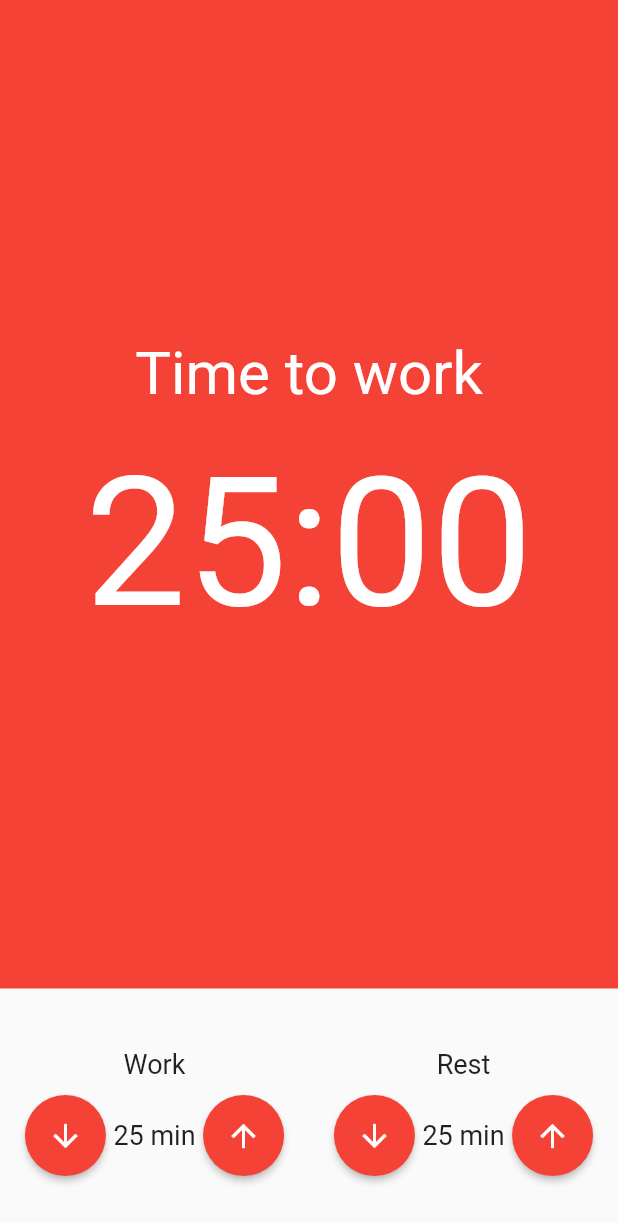
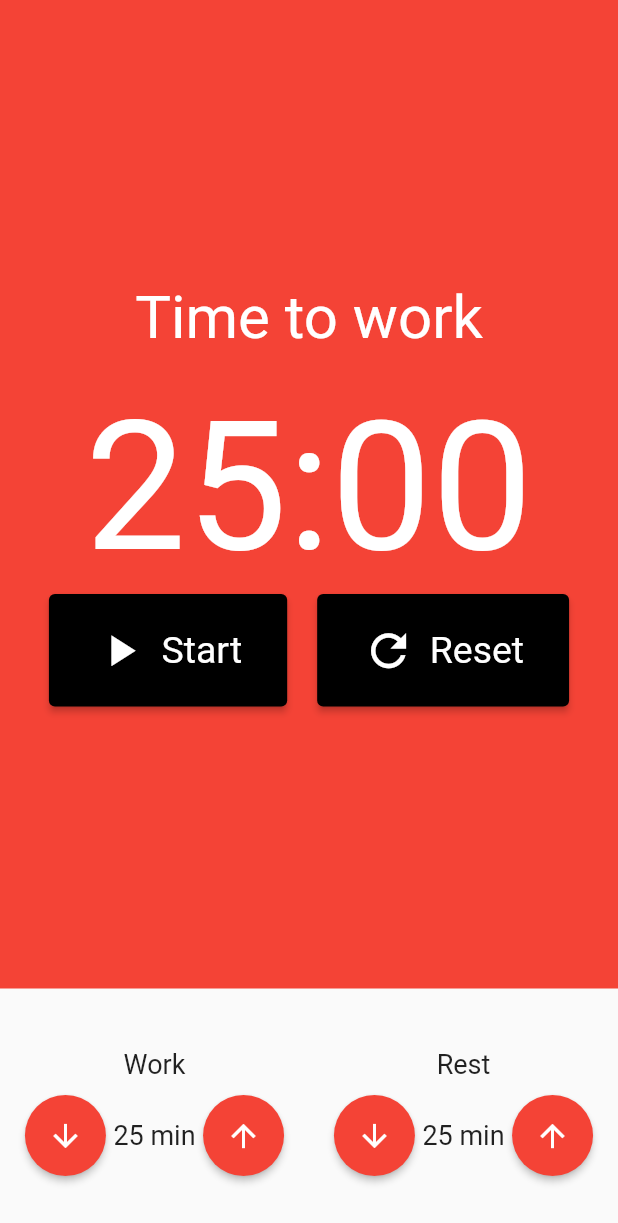
Before and after one commit to HenriqueCisi/project_pomodoro, a Flutter app: the screen it shows after launch, on a phone screen of 412 x 824 dp. Shown: the top 1223 px of the screen. Run offline on Flutter 3.47's test engine with Material 2 defaults, Android fonts, the phone set to English and light mode, and no system bars; our stand-ins replace flutter_mobx, mobx; generated files the repository leaves out were written again.

Commit message:
adds cronometer button

```diff
--- a/lib/components/cronometer.dart
+++ b/lib/components/cronometer.dart
@@ -1,6 +1,7 @@
 import 'package:flutter/material.dart';
 import 'package:flutter/src/widgets/framework.dart';
 import 'package:flutter/src/widgets/placeholder.dart';
+import 'package:project_pomodoro/components/cronometer_button.dart';
 
 class Cronometer extends StatelessWidget {
   const Cronometer({super.key});
@@ -12,20 +13,46 @@ class Cronometer extends StatelessWidget {
       child: Column(
           mainAxisAlignment: MainAxisAlignment.center,
           crossAxisAlignment: CrossAxisAlignment.center,
-          children: const [
-            Text(
+          children: [
+            const Text(
               'Time to work',
               style: TextStyle(
                 fontSize: 40,
                 color: Colors.white,
               ),
             ),
-            SizedBox(
+            const SizedBox(
               height: 20,
             ),
-            Text(
+            const Text(
               '25:00',
               style: TextStyle(fontSize: 120, color: Colors.white),
+            ),
+            Row(
+              mainAxisAlignment: MainAxisAlignment.center,
+              children: const [
+                Padding(
+                  padding: EdgeInsets.only(right: 10),
+                  child: CronometerButton(
+                    label: 'Start',
+                    icon: Icons.play_arrow,
+                  ),
+                ),
+                // Padding(
+                //   padding: EdgeInsets.all(10),
+                //   child: CronometerButton(
+                //     label: 'Stop',
+                //     icon: Icons.stop,
+                //   ),
+                // ),
+                Padding(
+                  padding: EdgeInsets.only(left: 10),
+                  child: CronometerButton(
+                    label: 'Reset',
+                    icon: Icons.refresh,
+                  ),
+                ),
+              ],
             )
           ]),
     );
--- /dev/null
+++ b/lib/components/cronometer_button.dart
@@ -0,0 +1,32 @@
+import 'package:flutter/material.dart';
+
+class CronometerButton extends StatelessWidget {
+  const CronometerButton({required this.label, required this.icon, super.key});
+
+  final String label;
+  final IconData icon;
+
+  @override
+  Widget build(BuildContext context) {
+    return ElevatedButton(
+      style: ElevatedButton.styleFrom(
+          backgroundColor: Colors.black,
+          padding: const EdgeInsets.symmetric(vertical: 20, horizontal: 30),
+          textStyle: const TextStyle(
+            fontSize: 25
+          ),
+          ),
+
+      onPressed: () {},
+      child: Row(
+        children: [
+          Padding(
+            padding: const EdgeInsets.only(right: 10),
+            child: Icon(icon, size: 35,),
+          ),
+          Text(label),
+        ],
+      ),
+    );
+  }
+}
```
